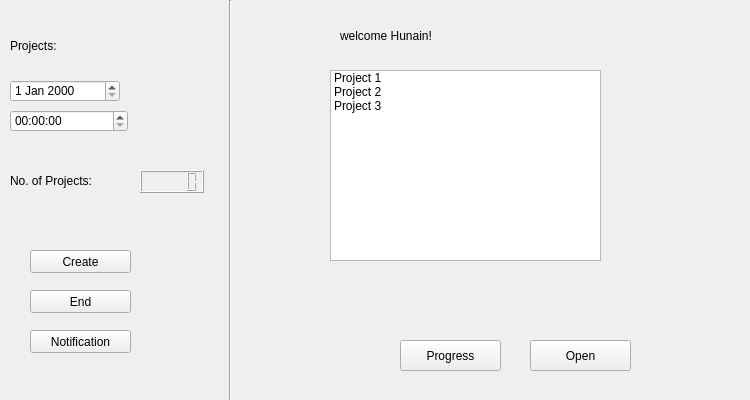
This is project.ui in huzaifa112003/Project-Management-Systems as Qt 5 draws it before an edit. The edited form follows.
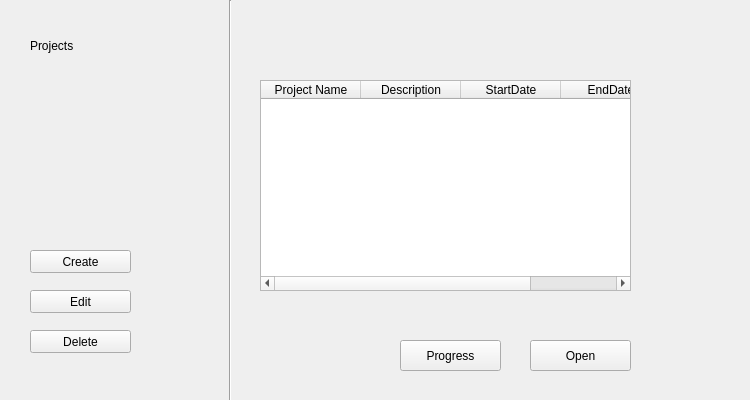
This is the edited form.

Patch:
```diff
--- a/project.ui
+++ b/project.ui
@@ -13,52 +13,6 @@
   <property name="windowTitle">
    <string>Form</string>
   </property>
-  <widget class="QLabel" name="label">
-   <property name="geometry">
-    <rect>
-     <x>340</x>
-     <y>10</y>
-     <width>241</width>
-     <height>51</height>
-    </rect>
-   </property>
-   <property name="styleSheet">
-    <string notr="true">font: 20pt  &quot;Yu Gothic UI Semibold&quot;;
-</string>
-   </property>
-   <property name="text">
-    <string>welcome Hunain!</string>
-   </property>
-  </widget>
-  <widget class="QListWidget" name="listWidget">
-   <property name="geometry">
-    <rect>
-     <x>330</x>
-     <y>70</y>
-     <width>271</width>
-     <height>191</height>
-    </rect>
-   </property>
-   <property name="styleSheet">
-    <string notr="true">font: 20pt  &quot;Yu Gothic UI Semibold&quot;;
-</string>
-   </property>
-   <item>
-    <property name="text">
-     <string>Project 1</string>
-    </property>
-   </item>
-   <item>
-    <property name="text">
-     <string>Project 2</string>
-    </property>
-   </item>
-   <item>
-    <property name="text">
-     <string>Project 3</string>
-    </property>
-   </item>
-  </widget>
   <widget class="QPushButton" name="pushButton">
    <property name="geometry">
     <rect>
@@ -80,7 +34,7 @@
    <property name="geometry">
     <rect>
      <x>30</x>
-     <y>290</y>
+     <y>330</y>
      <width>101</width>
      <height>23</height>
     </rect>
@@ -90,13 +44,13 @@
 </string>
    </property>
    <property name="text">
-    <string>End</string>
+    <string>Delete</string>
    </property>
   </widget>
   <widget class="QLabel" name="label_2">
    <property name="geometry">
     <rect>
-     <x>10</x>
+     <x>30</x>
      <y>20</y>
      <width>111</width>
      <height>51</height>
@@ -107,7 +61,7 @@
 </string>
    </property>
    <property name="text">
-    <string>Projects:</string>
+    <string>Projects</string>
    </property>
   </widget>
   <widget class="Line" name="line">
@@ -123,53 +77,6 @@
     <enum>Qt::Vertical</enum>
    </property>
   </widget>
-  <widget class="QLCDNumber" name="lcdNumber">
-   <property name="geometry">
-    <rect>
-     <x>140</x>
-     <y>170</y>
-     <width>64</width>
-     <height>23</height>
-    </rect>
-   </property>
-  </widget>
-  <widget class="QLabel" name="label_3">
-   <property name="geometry">
-    <rect>
-     <x>10</x>
-     <y>170</y>
-     <width>121</width>
-     <height>21</height>
-    </rect>
-   </property>
-   <property name="styleSheet">
-    <string notr="true">font: 12pt  &quot;Yu Gothic UI Semibold&quot;;
-</string>
-   </property>
-   <property name="text">
-    <string>No. of Projects:</string>
-   </property>
-  </widget>
-  <widget class="QDateEdit" name="dateEdit">
-   <property name="geometry">
-    <rect>
-     <x>10</x>
-     <y>80</y>
-     <width>110</width>
-     <height>22</height>
-    </rect>
-   </property>
-  </widget>
-  <widget class="QTimeEdit" name="timeEdit">
-   <property name="geometry">
-    <rect>
-     <x>10</x>
-     <y>110</y>
-     <width>118</width>
-     <height>22</height>
-    </rect>
-   </property>
-  </widget>
   <widget class="QPushButton" name="pushButton_4">
    <property name="geometry">
     <rect>
@@ -208,7 +115,7 @@
    <property name="geometry">
     <rect>
      <x>30</x>
-     <y>330</y>
+     <y>290</y>
      <width>101</width>
      <height>23</height>
     </rect>
@@ -218,9 +125,39 @@
 </string>
    </property>
    <property name="text">
-    <string>Notification</string>
+    <string>Edit</string>
    </property>
   </widget>
+  <widget class="QTableWidget" name="tableWidget">
+   <property name="geometry">
+    <rect>
+     <x>260</x>
+     <y>80</y>
+     <width>371</width>
+     <height>211</height>
+    </rect>
+   </property>
+   <column>
+    <property name="text">
+     <string>Project Name</string>
+    </property>
+   </column>
+   <column>
+    <property name="text">
+     <string>Description</string>
+    </property>
+   </column>
+   <column>
+    <property name="text">
+     <string>StartDate</string>
+    </property>
+   </column>
+   <column>
+    <property name="text">
+     <string>EndDate</string>
+    </property>
+   </column>
+  </widget>
  </widget>
  <resources/>
  <connections/>
```
